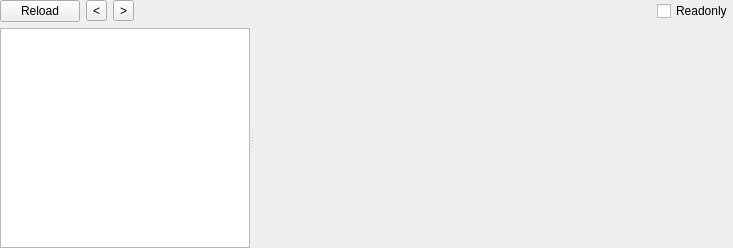
Before: the Qt Designer form LE/lewidget.ui in horsicq/FormatWidgets, drawn with Qt 5.
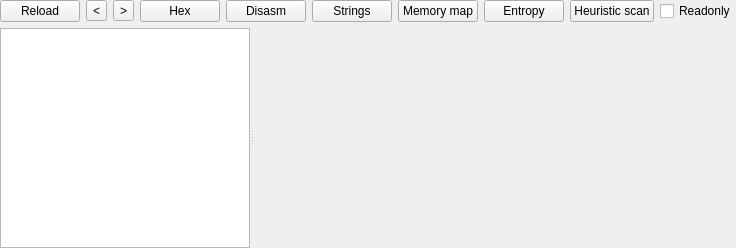
After: the same form once the commit is applied. The open tabs and pages were chosen to show the change. Custom widgets are drawn as their Qt base class.

```diff
--- a/LE/lewidget.ui
+++ b/LE/lewidget.ui
@@ -65,6 +65,48 @@
        </property>
       </spacer>
      </item>
+     <item>
+      <widget class="QPushButton" name="pushButtonHex">
+       <property name="text">
+        <string>Hex</string>
+       </property>
+      </widget>
+     </item>
+     <item>
+      <widget class="QPushButton" name="pushButtonDisasm">
+       <property name="text">
+        <string>Disasm</string>
+       </property>
+      </widget>
+     </item>
+     <item>
+      <widget class="QPushButton" name="pushButtonStrings">
+       <property name="text">
+        <string>Strings</string>
+       </property>
+      </widget>
+     </item>
+     <item>
+      <widget class="QPushButton" name="pushButtonMemoryMap">
+       <property name="text">
+        <string>Memory map</string>
+       </property>
+      </widget>
+     </item>
+     <item>
+      <widget class="QPushButton" name="pushButtonEntropy">
+       <property name="text">
+        <string>Entropy</string>
+       </property>
+      </widget>
+     </item>
+     <item>
+      <widget class="QPushButton" name="pushButtonHeuristicScan">
+       <property name="text">
+        <string>Heuristic scan</string>
+       </property>
+      </widget>
+     </item>
      <item>
       <widget class="QCheckBox" name="checkBoxReadonly">
        <property name="text">
@@ -143,6 +185,25 @@
         </item>
        </layout>
       </widget>
+      <widget class="QWidget" name="page_Hash">
+       <layout class="QVBoxLayout" name="verticalLayout_12">
+        <property name="leftMargin">
+         <number>0</number>
+        </property>
+        <property name="topMargin">
+         <number>0</number>
+        </property>
+        <property name="rightMargin">
+         <number>0</number>
+        </property>
+        <property name="bottomMargin">
+         <number>0</number>
+        </property>
+        <item>
+         <widget class="XHashWidget" name="widgetHash" native="true"/>
+        </item>
+       </layout>
+      </widget>
       <widget class="QWidget" name="page_Strings">
        <layout class="QVBoxLayout" name="verticalLayout_6">
         <property name="leftMargin">
@@ -432,6 +493,12 @@
    <header>xmultidisasmwidget.h</header>
    <container>1</container>
   </customwidget>
+  <customwidget>
+   <class>XHashWidget</class>
+   <extends>QWidget</extends>
+   <header>xhashwidget.h</header>
+   <container>1</container>
+  </customwidget>
  </customwidgets>
  <resources/>
  <connections/>
```
